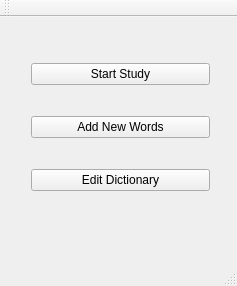
The window that startwindow.ui (lelika1/disturber) describes before a commit, drawn with Qt 5.
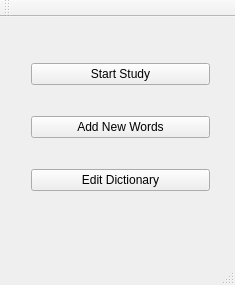
The same window after the commit.

Commit message: Windows are modal and fixed size.

```diff
--- a/startwindow.ui
+++ b/startwindow.ui
@@ -6,10 +6,28 @@
    <rect>
     <x>0</x>
     <y>0</y>
-    <width>237</width>
-    <height>286</height>
+    <width>235</width>
+    <height>285</height>
    </rect>
   </property>
+  <property name="sizePolicy">
+   <sizepolicy hsizetype="Fixed" vsizetype="Fixed">
+    <horstretch>0</horstretch>
+    <verstretch>0</verstretch>
+   </sizepolicy>
+  </property>
+  <property name="minimumSize">
+   <size>
+    <width>235</width>
+    <height>285</height>
+   </size>
+  </property>
+  <property name="maximumSize">
+   <size>
+    <width>235</width>
+    <height>285</height>
+   </size>
+  </property>
   <property name="windowTitle">
    <string>LangLearn</string>
   </property>
```
Left out of the diff: 5 changed lines with no effect on the pictures. The commit also changes 5 other files.
